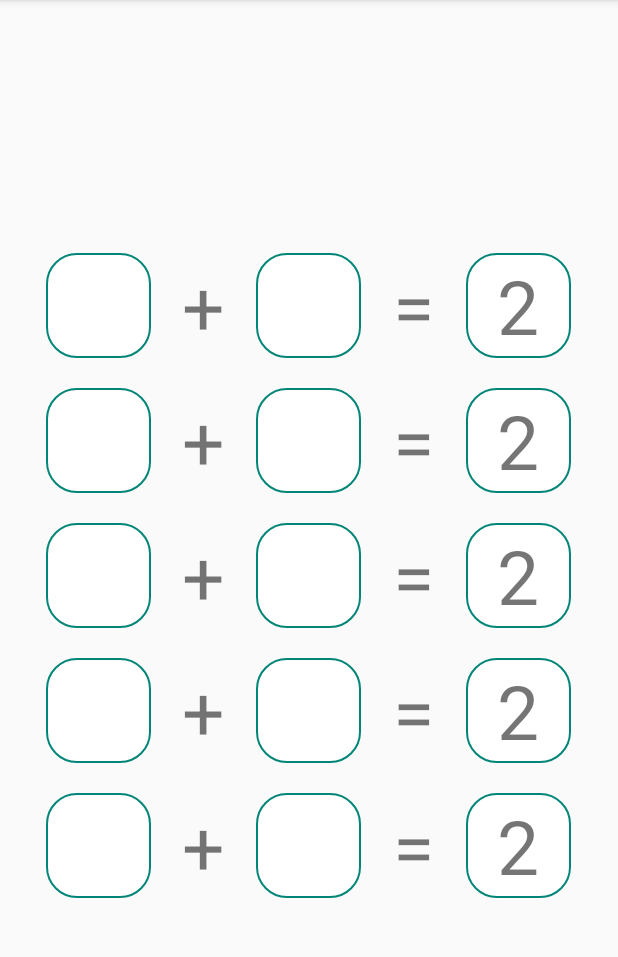
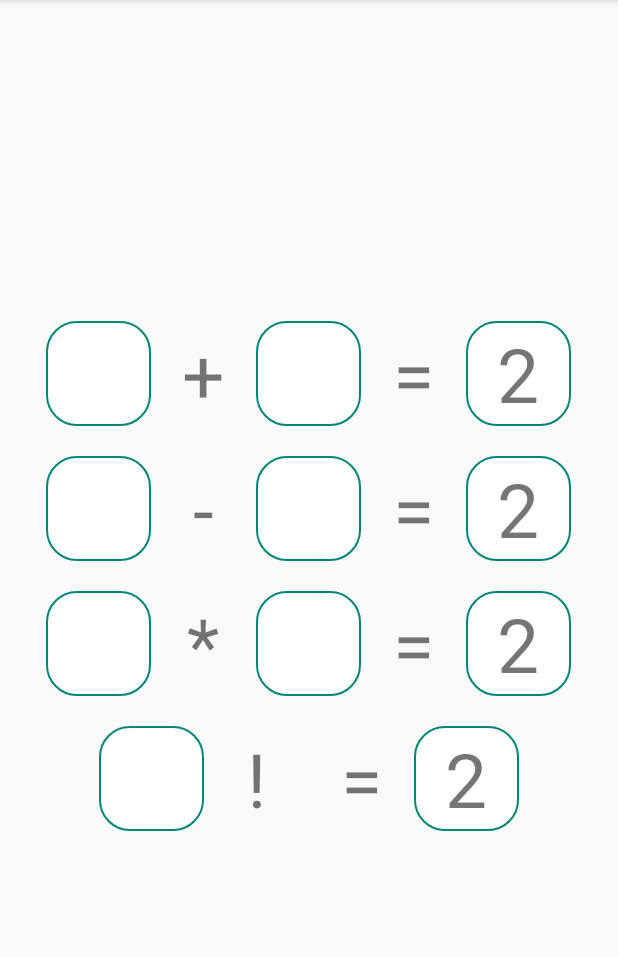
Before and after one commit to joaogolias/poc-unit-tests-android, an Android app: the CalculatorActivity screen opened directly, with no data from a screen before it, on a phone screen of 412 x 824 dp, the part 84-1041 px from its top. Run offline under Robolectric (Android 15) with nearby library versions, the phone set to English and light mode, and no system bars.

Commit message:
implemented set operation sign

```diff
--- /dev/null
+++ b/app/src/main/java/com/example/joaogolias/pocunittests/activities/ViewExtension.kt
@@ -0,0 +1 @@
+package com.example.joaogolias.pocunittests.activities
--- a/app/src/main/java/com/example/joaogolias/pocunittests/components/calculationCellView/CalculationCellView.kt
+++ b/app/src/main/java/com/example/joaogolias/pocunittests/components/calculationCellView/CalculationCellView.kt
@@ -3,23 +3,54 @@ package com.example.joaogolias.pocunittests.components.calculationCellView
 import android.content.Context
 import android.util.AttributeSet
 import android.view.LayoutInflater
+import android.view.View
 import android.widget.LinearLayout
 import com.example.joaogolias.pocunittests.R
 import com.example.joaogolias.pocunittests.components.squareInput.SquareInputView
 import kotlinx.android.synthetic.main.calculation_cell_view.view.*
 
-class CalculationCellView(context: Context, private val attrs: AttributeSet) : LinearLayout(context, attrs), SquareInputView.EditorActionListener {
+class CalculationCellView(context: Context, private val attrs: AttributeSet) :
+    LinearLayout(context, attrs),
+    SquareInputView.EditorActionListener,
+    CalculationCellViewContract.View {
+
+        private val mPresenter by lazy {
+            CalculationCellViewPresenter()
+        }
+
+        override fun getFirstNumber(): Int {
+            return firstNumberSiv.getText().toInt()
+        }
+
+        override fun getSecondNumber(): Int {
+            return secondNumberSiv.getText().toInt()
+        }
+
+        override fun displaySecondNumber(show: Boolean) {
+            secondNumberSiv.visibility = if(show) View.VISIBLE else View.GONE
+        }
+
+        override fun setResult(result: Int) {
+            resultTv.text = result.toString()
+        }
+
+        override fun setOperationSign(operationSign: String) {
+            operationTv.text = operationSign
+        }
+
 
         init {
                 LayoutInflater.from(context).inflate(R.layout.calculation_cell_view, this, true)
+                mPresenter.onViewAttached(this)
                 setListeners()
+                initializeAttributes()
             }
 
             private fun initializeAttributes() {
                 this.attrs?.let {
-//            val obtainStyledAttributes = context.obtainStyledAttributes(it, R.styleable.CalculationCellView, 0, 0)
-//            mNextLeftView = obtainStyledAttributes.getResourceId(R.styleable.Calcu)
-
+                    val obtainStyledAttributes = context.obtainStyledAttributes(it, R.styleable.CalculationCellView, 0, 0)
+                    val operationSign = obtainStyledAttributes.getInt(R.styleable.CalculationCellView_operation, -1)
+                    mPresenter.setOperationType(operationSign)
                     //            mPresenter.setValidationConfig(
         //                obtainStyledAttributes.getBoolean(R.styleable.CustomEditText_emptinessIsValid, false),
         //                obtainStyledAttributes.getString(R.styleable.CustomEditText_emptyErrorText) ?: "",
--- /dev/null
+++ b/app/src/main/java/com/example/joaogolias/pocunittests/components/calculationCellView/CalculationCellViewPresenter.kt
@@ -0,0 +1,27 @@
+package com.example.joaogolias.pocunittests.components.calculationCellView
+
+
+class CalculationCellViewPresenter : CalculationCellViewContract.Presenter {
+    private lateinit var mView: CalculationCellViewContract.View
+
+    override fun onViewAttached(view: CalculationCellViewContract.View) {
+        mView = view
+    }
+
+    override fun setOperationType(operationType: Int) {
+        when(operationType) {
+            0 -> mView.setOperationSign("+")
+            1 -> mView.setOperationSign("-")
+            2 -> mView.setOperationSign("*")
+            3 -> {
+                mView.setOperationSign("!")
+                mView.displaySecondNumber(false)
+            }
+            else -> mView.setOperationSign("+")
+        }
+    }
+
+    override fun calculate(firstNumber: Int, secondNumber: Int?) {
+
+    }
+}
--- a/app/src/main/res/layout/activity_calculator.xml
+++ b/app/src/main/res/layout/activity_calculator.xml
@@ -13,7 +13,8 @@
             android:id="@+id/sum_calculation_cell"
             android:layout_margin="@dimen/calculation_cell_margin"
             android:layout_width="wrap_content"
-            android:layout_height="wrap_content">
+            android:layout_height="wrap_content"
+            app:operation="sum">
 
     </com.example.joaogolias.pocunittests.components.calculationCellView.CalculationCellView>
 
@@ -21,7 +22,8 @@
             android:id="@+id/subtraction_calculation_cell"
             android:layout_margin="@dimen/calculation_cell_margin"
             android:layout_width="wrap_content"
-            android:layout_height="wrap_content">
+            android:layout_height="wrap_content"
+            app:operation="subtraction">
 
     </com.example.joaogolias.pocunittests.components.calculationCellView.CalculationCellView>
 
@@ -29,23 +31,18 @@
             android:id="@+id/multiplication_calculation_cell"
             android:layout_margin="@dimen/calculation_cell_margin"
             android:layout_width="wrap_content"
-            android:layout_height="wrap_content">
+            android:layout_height="wrap_content"
+            app:operation="multiplication">
 
     </com.example.joaogolias.pocunittests.components.calculationCellView.CalculationCellView>
 
-    <com.example.joaogolias.pocunittests.components.calculationCellView.CalculationCellView
-            android:id="@+id/division_calculation_cell"
-            android:layout_margin="@dimen/calculation_cell_margin"
-            android:layout_width="wrap_content"
-            android:layout_height="wrap_content">
-
-    </com.example.joaogolias.pocunittests.components.calculationCellView.CalculationCellView>
 
     <com.example.joaogolias.pocunittests.components.calculationCellView.CalculationCellView
             android:id="@+id/factorial_calculation_cell"
             android:layout_margin="@dimen/calculation_cell_margin"
             android:layout_width="wrap_content"
-            android:layout_height="wrap_content">
+            android:layout_height="wrap_content"
+            app:operation="factorial">
 
     </com.example.joaogolias.pocunittests.components.calculationCellView.CalculationCellView>
 
--- a/app/src/main/res/values/attrs.xml
+++ b/app/src/main/res/values/attrs.xml
@@ -25,8 +25,7 @@
             <enum name="sum" value="0"/>
             <enum name="subtraction" value="1"/>
             <enum name="multiplication" value="2"/>
-            <enum name="division" value="3"/>
-            <enum name="factorial" value="4"/>
+            <enum name="factorial" value="3"/>
         </attr>
     </declare-styleable>
 
```
Also changed, not shown: app/src/main/java/com/example/joaogolias/pocunittests/components/calculationCellView/CalculationCellViewContract.kt (+2 -8 lines), app/src/main/java/com/example/joaogolias/pocunittests/components/squareInput/SquareInputView.kt (+4 -12 lines). Lines whose indentation alone changed are shown as unchanged.
